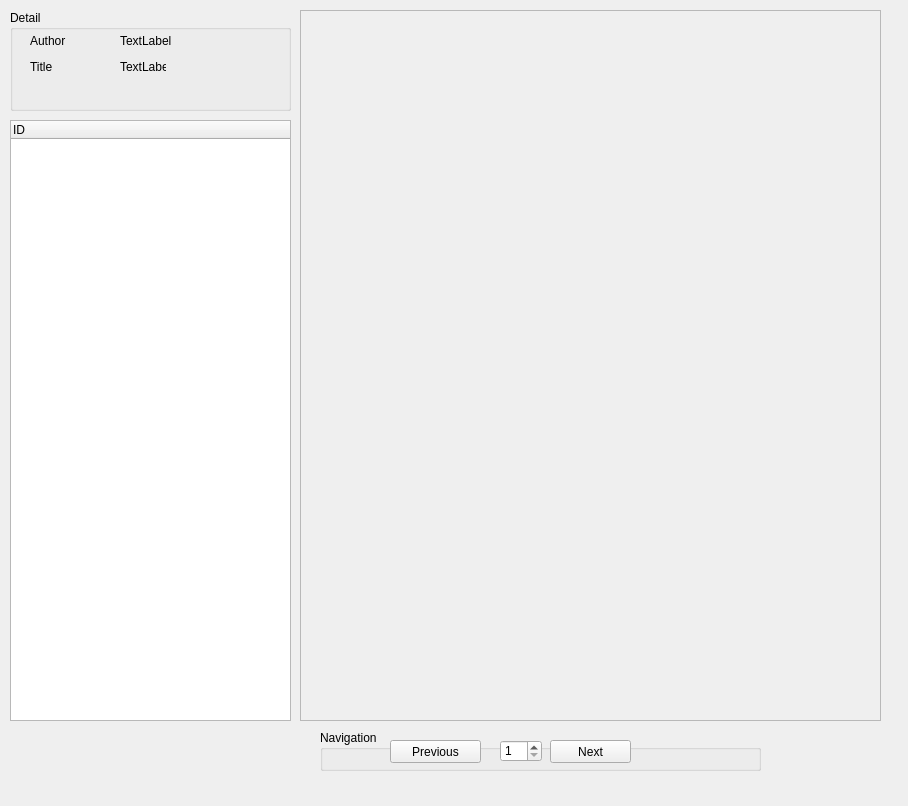
First picture: the form in namalysator/w_bookbrowser.ui, repository phungthomas/Namalysator, before the edit.
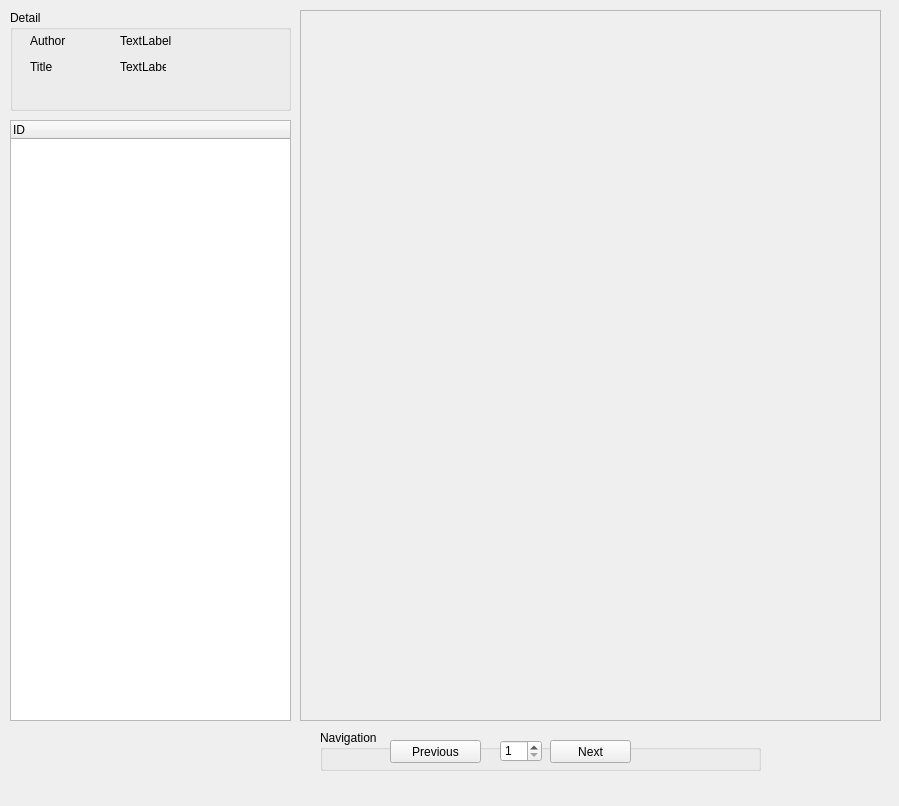
Second picture: the form after the edit.

```diff
--- a/namalysator/w_bookbrowser.ui
+++ b/namalysator/w_bookbrowser.ui
@@ -6,7 +6,7 @@
    <rect>
     <x>0</x>
     <y>0</y>
-    <width>908</width>
+    <width>899</width>
     <height>806</height>
    </rect>
   </property>
```
